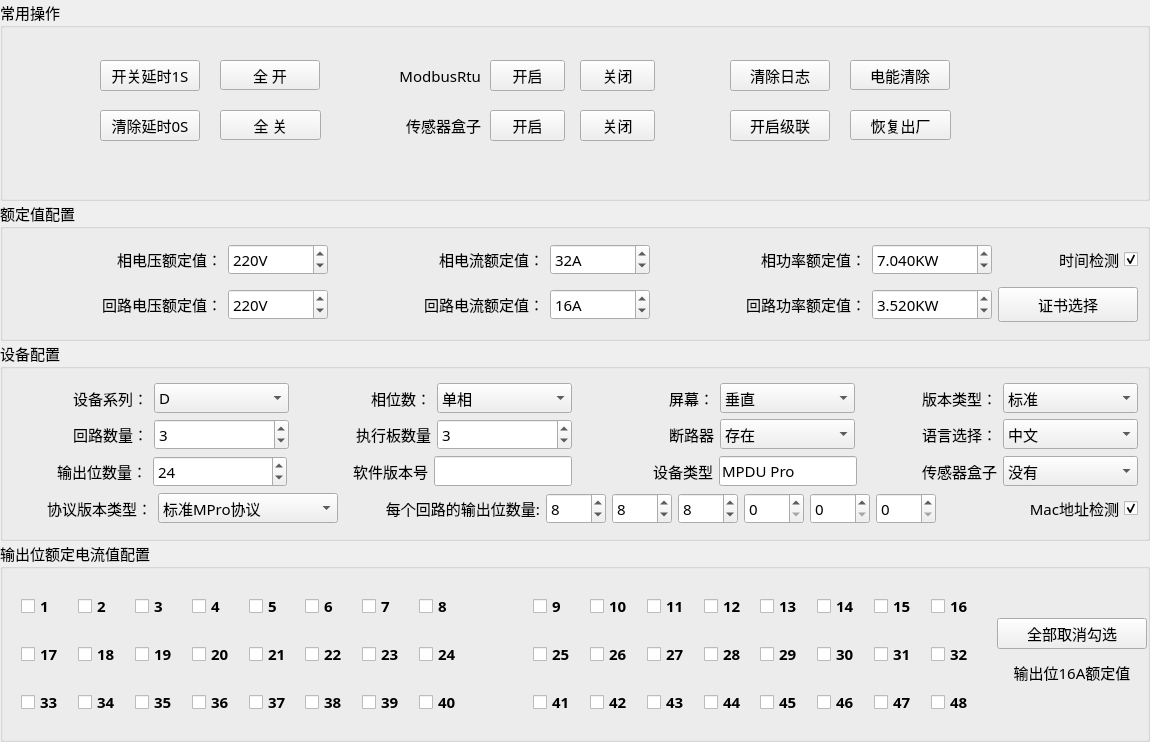
Qt form mpro_qc/home/home_devwid.ui (ChinaClever/MPro-Tools) before a commit.
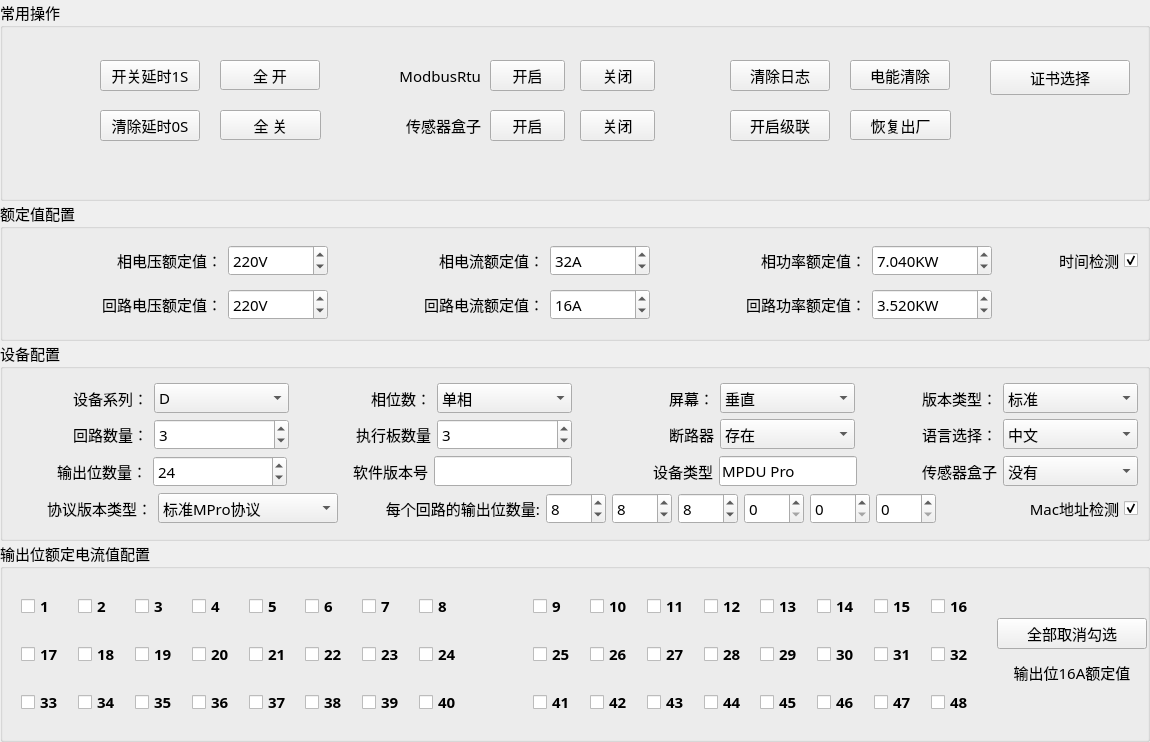
The same form after that commit.

Patch:
```diff
--- a/mpro_qc/home/home_devwid.ui
+++ b/mpro_qc/home/home_devwid.ui
@@ -228,6 +228,28 @@
        <string>开启</string>
       </property>
      </widget>
+     <widget class="QPushButton" name="tlsBtn">
+      <property name="geometry">
+       <rect>
+        <x>990</x>
+        <y>60</y>
+        <width>140</width>
+        <height>35</height>
+       </rect>
+      </property>
+      <property name="minimumSize">
+       <size>
+        <width>0</width>
+        <height>35</height>
+       </size>
+      </property>
+      <property name="layoutDirection">
+       <enum>Qt::LeftToRight</enum>
+      </property>
+      <property name="text">
+       <string>证书选择</string>
+      </property>
+     </widget>
     </widget>
    </item>
    <item row="1" column="0">
@@ -438,22 +460,6 @@
         </property>
        </widget>
       </item>
-      <item row="1" column="6">
-       <widget class="QPushButton" name="tlsBtn">
-        <property name="minimumSize">
-         <size>
-          <width>0</width>
-          <height>35</height>
-         </size>
-        </property>
-        <property name="layoutDirection">
-         <enum>Qt::LeftToRight</enum>
-        </property>
-        <property name="text">
-         <string>证书选择</string>
-        </property>
-       </widget>
-      </item>
      </layout>
     </widget>
    </item>
```
